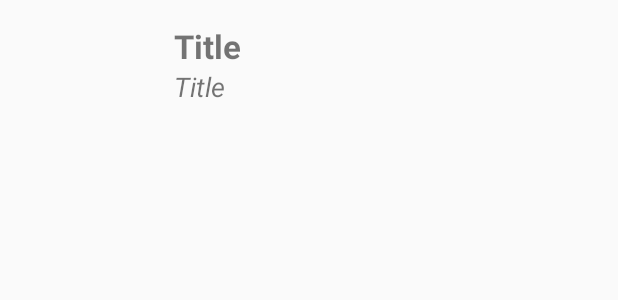
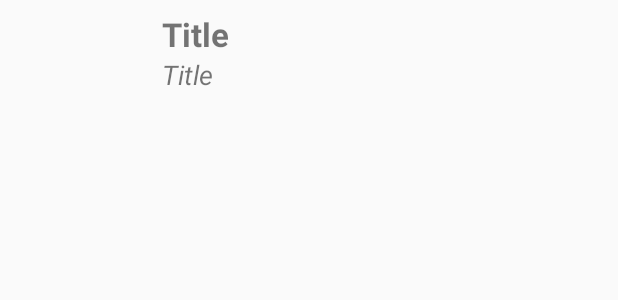
Before and after one commit to TutorialsBuzz/RecyclerViewSwipeButton, an Android app: the layout row_item.xml on its own in the app's theme, with its tools: preview values and no code run, on a phone screen of 412 x 824 dp. Shown: the top 300 px of the screen. Run offline under Robolectric (Android 15) with nearby library versions, the phone set to English and light mode, and no system bars.

Commit message:
Code clean up

```diff
--- a/app/src/main/res/layout/row_item.xml
+++ b/app/src/main/res/layout/row_item.xml
@@ -1,37 +1,41 @@
 <?xml version="1.0" encoding="utf-8"?>
-<RelativeLayout
-        xmlns:android="http://schemas.android.com/apk/res/android"
+<RelativeLayout xmlns:android="http://schemas.android.com/apk/res/android"
     xmlns:card_view="http://schemas.android.com/apk/res-auto"
+    android:id="@+id/regularLayout"
     android:layout_width="match_parent"
     android:layout_height="wrap_content"
-        android:padding="16dp"
-        android:orientation="vertical">
+    android:orientation="vertical"
+    android:padding="8dp">
 
-    <ImageView android:layout_width="80dp"
+    <!--android:padding="16dp"-->
+
+    <ImageView
+        android:id="@+id/img"
+        android:layout_width="80dp"
         android:layout_height="80dp"
-               android:id="@+id/img"
-               android:contentDescription="@string/app_name"/>
+        android:contentDescription="@string/app_name" />
 
     <TextView
         android:id="@+id/txt"
-            android:textSize="22sp"
-            android:text="Title"
         android:layout_width="wrap_content"
         android:layout_height="wrap_content"
-            android:textStyle="bold"
+        android:layout_marginStart="20dp"
         android:layout_toEndOf="@+id/img"
-            android:layout_marginStart="20dp"/>
+        android:text="Title"
+        android:textSize="22sp"
+        android:textStyle="bold" />
 
     <TextView
         android:id="@+id/sub_txt"
-            android:textSize="18sp"
-            android:text="Title"
         android:layout_width="wrap_content"
         android:layout_height="wrap_content"
-            android:textStyle="italic"
-            android:layout_toEndOf="@+id/img"
         android:layout_below="@+id/txt"
         android:layout_marginStart="20dp"
-    />
+        android:layout_marginLeft="20dp"
+        android:layout_toEndOf="@+id/img"
+        android:layout_toRightOf="@+id/img"
+        android:text="Title"
+        android:textSize="18sp"
+        android:textStyle="italic" />
 
 </RelativeLayout>
```
Also changed, not shown: app/src/main/java/com/tutorialsbuzz/recyclerviewswipebuttons/CustomAdapter.kt (+4 -78 lines), app/src/main/res/layout/regular_row_item.xml (deleted, +0 -39 lines), app/src/main/res/layout/row_itemm.xml (deleted, +0 -13 lines), app/src/main/res/layout/swipe_row_item.xml (deleted, +0 -36 lines), app/src/main/res/layout/test.xml (deleted, +0 -9 lines). Lines whose indentation alone changed are shown as unchanged.
